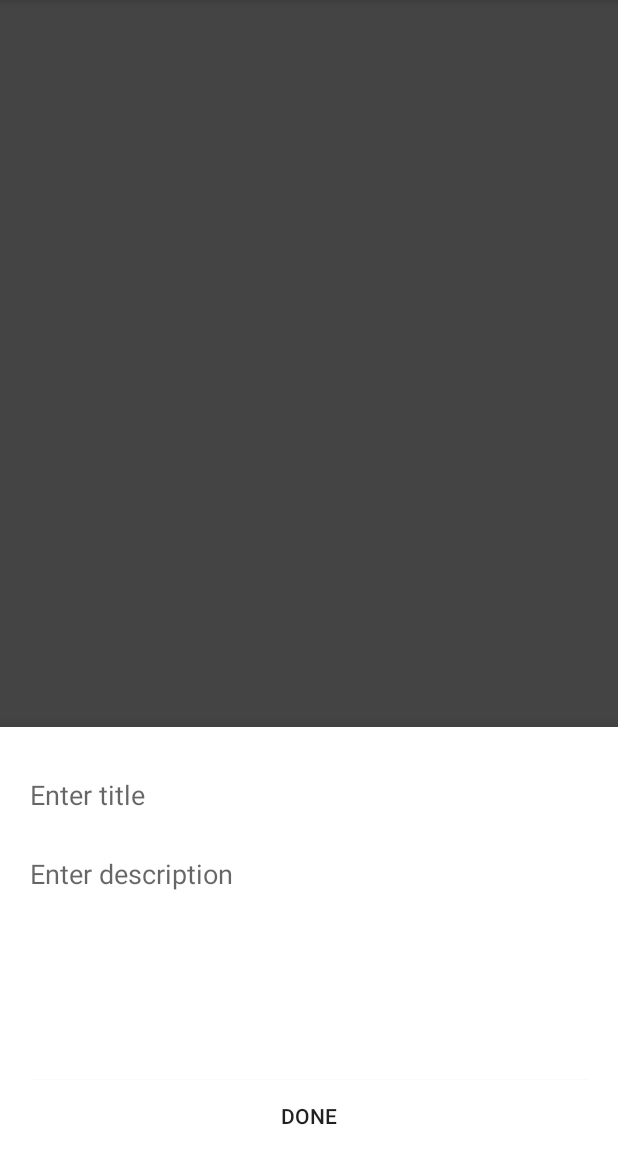
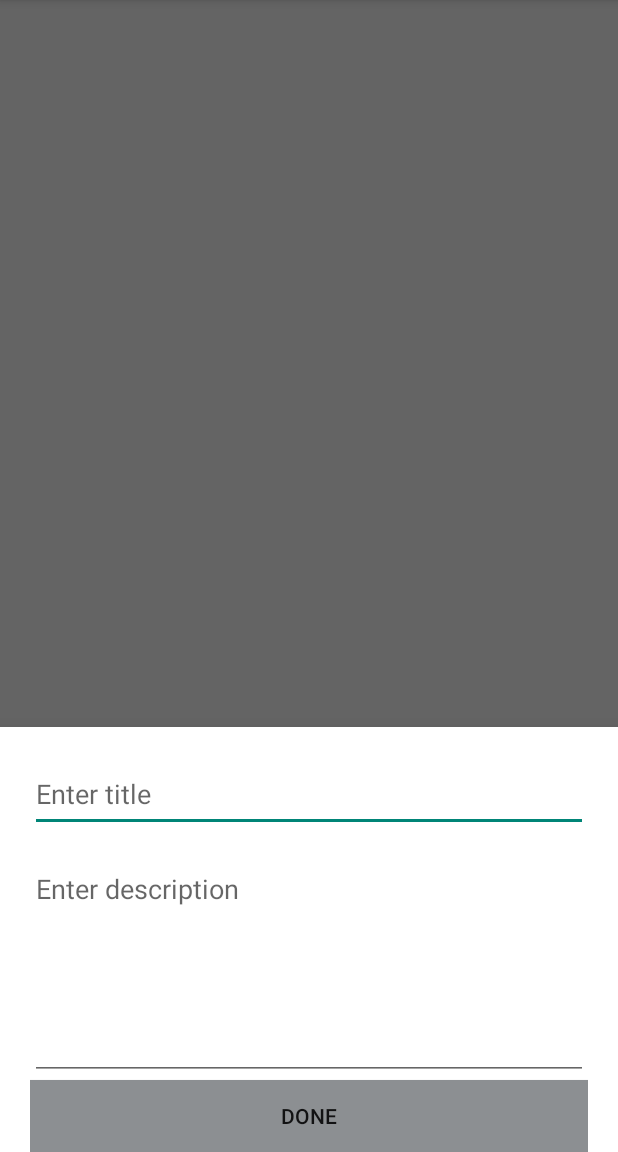
Before and after one commit to cah-suraj-bangera/To_Do_List_Android, an Android app: the screen it shows after launch once a user with an empty profile is signed in (MainActivity), after a tap on an icon or button, on a phone screen of 412 x 824 dp, the part 84-1236 px from its top. Run offline under Robolectric (Android 15) with nearby library versions, the phone set to English and light mode, and no system bars; our stand-ins replace Firebase (no records; nobody signed in at launch, a user with empty details on screens opened directly); libraries missing offline, so code that uses them is left out: com.firebase.ui; 1 statement that could not run was skipped.

Commit message:
Color changes

```diff
--- a/app/src/main/res/layout/activity_main.xml
+++ b/app/src/main/res/layout/activity_main.xml
@@ -14,7 +14,7 @@
         android:layout_height="match_parent"
         tools:layout_editor_absoluteX="1dp"
         tools:layout_editor_absoluteY="1dp"
-        android:background="@android:color/darker_gray"/>
+        android:padding="10dp"/>
 
 
     <com.google.android.material.floatingactionbutton.FloatingActionButton
--- a/app/src/main/res/layout/input_new_item.xml
+++ b/app/src/main/res/layout/input_new_item.xml
@@ -7,19 +7,18 @@
     android:orientation="vertical"
     android:paddingLeft="20dp"
     android:paddingTop="20dp"
-    android:paddingRight="20dp">
+    android:paddingRight="20dp"
+    >
     <EditText
         android:id="@+id/newTitle"
         android:layout_width="match_parent"
         android:layout_height="50dp"
-        android:background="@android:color/transparent"
         android:hint="Enter title"/>
     <EditText
         android:id="@+id/newDescription"
         android:layout_marginTop="15dp"
         android:layout_width="match_parent"
         android:layout_height="150dp"
-        android:background="@android:color/transparent"
         android:hint="Enter description"
         android:gravity="top"/>
     <Button
@@ -28,5 +27,6 @@
         android:layout_height="wrap_content"
         android:text="Done"
         android:clickable="true"
+        android:backgroundTint="@color/colorPrimaryDark"
         android:background="@android:color/white"/>
 </LinearLayout>
--- a/app/src/main/res/layout/view_item.xml
+++ b/app/src/main/res/layout/view_item.xml
@@ -14,7 +14,7 @@
         android:id="@+id/item_view_vertical_linear_layout"
         android:layout_width="match_parent"
         android:layout_height="match_parent"
-        android:background="@color/colorAccent"
+        android:background="@color/colorPrimary"
         android:baselineAligned="false"
         android:orientation="vertical"
         android:padding="5dp">
--- a/app/src/main/res/values/colors.xml
+++ b/app/src/main/res/values/colors.xml
@@ -1,6 +1,6 @@
 <?xml version="1.0" encoding="utf-8"?>
 <resources>
-    <color name="colorPrimary">#008577</color>
-    <color name="colorPrimaryDark">#00574B</color>
-    <color name="colorAccent">@android:color/holo_red_light</color>
+    <color name="colorPrimary">#A9ADB0</color>
+    <color name="colorPrimaryDark">#8C8F92</color>
+    <color name="colorAccent">#455CE1</color>
 </resources>
```
